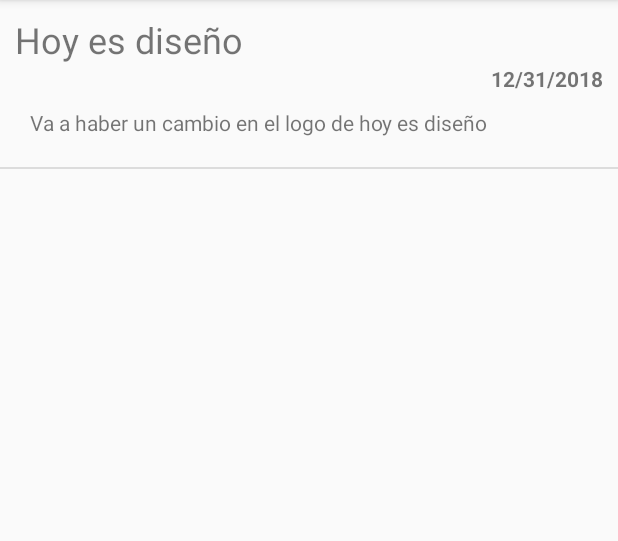
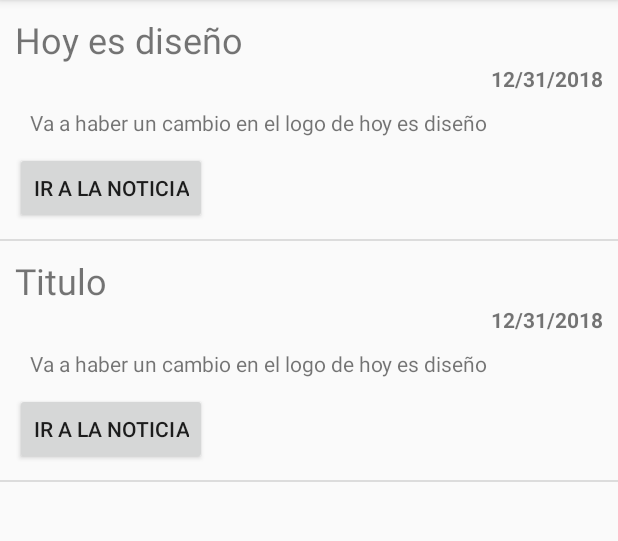
Before and after one commit to valencha/ListasAvanzadas, an Android app: the screen it shows after launch (MainActivity), on a phone screen of 412 x 824 dp, the part 84-625 px from its top. Run offline under Robolectric (Android 15) with nearby library versions, the phone set to English and light mode, and no system bars.

Commit message:
Boton no funciona

```diff
--- a/app/src/main/java/com/example/estudiante/listasavanzadas/MainActivity.java
+++ b/app/src/main/java/com/example/estudiante/listasavanzadas/MainActivity.java
@@ -28,7 +28,13 @@ public class MainActivity extends AppCompatActivity {
 
         Noticia noticia1=
                 new Noticia ("Hoy es diseño", "Va a haber un cambio en el logo de hoy es diseño","12/31/2018");
+
+        Noticia noticia2=
+                new Noticia ("Titulo", "Va a haber un cambio en el logo de hoy es diseño","12/31/2018");
+
+
 customAdapter.agregarNoticia(noticia1);
+        customAdapter.agregarNoticia(noticia2);
 
 lv_noticias.setOnItemClickListener(new AdapterView.OnItemClickListener() {
     @Override
--- a/app/src/main/res/layout/renglon.xml
+++ b/app/src/main/res/layout/renglon.xml
@@ -30,6 +30,9 @@
         android:layout_height="wrap_content"
         android:text="lvb zdbvb.adbfvbalbvlaefvuffkffififiufiuffikfifffkkfuak-bvaidfbivalsbvabdvbl"/>
 
-
+<Button
+    android:layout_width="wrap_content"
+    android:layout_height="wrap_content"
+    android:text="Ir a la noticia"/>
 
     </LinearLayout>
```
